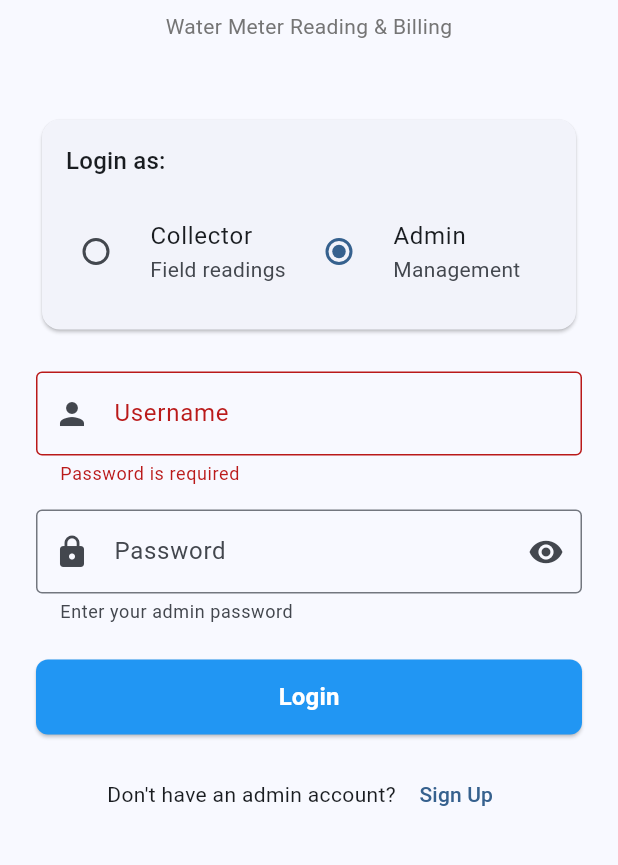
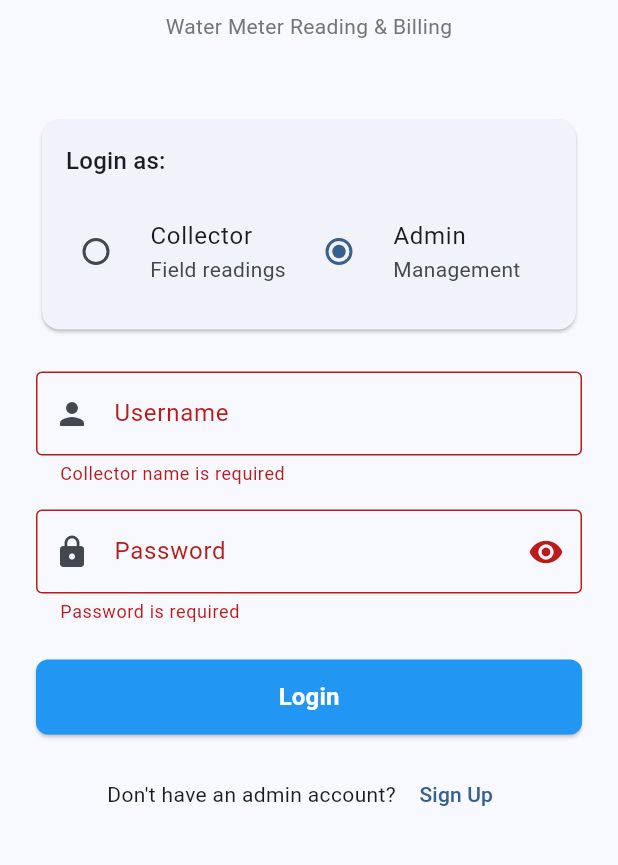
Before and after one commit to musyani-io/aquabill-app, a Flutter app: the screen it shows after launch, after a tap on "Login", after a tap on "Admin", on a phone screen of 412 x 824 dp, the part 305-1170 px from its top. Run offline on Flutter 3.47's test engine with Material 3 defaults, Android fonts, the phone set to English and light mode, and no system bars; our stand-ins replace connectivity_plus, device_info_plus, dio, flutter_secure_storage, sqflite, sqflite_common_ffi; missing offline and left inert: workmanager; accounts and stored records are empty; network calls fail.

Commit message:
fix: sqlite database initialization - login screen

```diff
--- a/mobile/lib/data/remote/auth_dtos.dart
+++ b/mobile/lib/data/remote/auth_dtos.dart
@@ -1,5 +1,3 @@
-import 'package:dio/dio.dart';
-
 /// DTO for admin registration request
 class AdminRegisterRequest {
   final String username;
@@ -36,15 +34,9 @@
   final String username;
   final String password;
 
-  AdminLoginRequest({
-    required this.username,
-    required this.password,
-  });
+  AdminLoginRequest({required this.username, required this.password});
 
-  Map<String, dynamic> toJson() => {
-    'username': username,
-    'password': password,
-  };
+  Map<String, dynamic> toJson() => {'username': username, 'password': password};
 }
 
 /// DTO for collector login request
@@ -53,9 +45,7 @@
 
   CollectorLoginRequest({required this.password});
 
-  Map<String, dynamic> toJson() => {
-    'password': password,
-  };
+  Map<String, dynamic> toJson() => {'password': password};
 }
 
 /// DTO for login response (admin or collector)
@@ -85,15 +75,9 @@
   final String name;
   final String password;
 
-  CollectorCreateRequest({
-    required this.name,
-    required this.password,
-  });
+  CollectorCreateRequest({required this.name, required this.password});
 
-  Map<String, dynamic> toJson() => {
-    'name': name,
-    'password': password,
-  };
+  Map<String, dynamic> toJson() => {'name': name, 'password': password};
 }
 
 /// DTO for collector response
@@ -124,10 +108,7 @@
   final int total;
   final List<CollectorResponse> collectors;
 
-  CollectorListResponse({
-    required this.total,
-    required this.collectors,
-  });
+  CollectorListResponse({required this.total, required this.collectors});
 
   factory CollectorListResponse.fromJson(Map<String, dynamic> json) =>
       CollectorListResponse(
--- a/mobile/lib/main.dart
+++ b/mobile/lib/main.dart
@@ -1,4 +1,6 @@
+import 'package:flutter/foundation.dart';
 import 'package:flutter/material.dart';
+import 'package:sqflite_common_ffi/sqflite_ffi.dart';
 
 import 'core/auth_service.dart';
 import 'data/local/daos/sync_queue_dao.dart';
@@ -11,6 +13,15 @@
 
 void main() async {
   WidgetsFlutterBinding.ensureInitialized();
+
+  // Initialize sqflite for desktop platforms (Linux, Windows, macOS)
+  if (!kIsWeb &&
+      (defaultTargetPlatform == TargetPlatform.linux ||
+          defaultTargetPlatform == TargetPlatform.windows ||
+          defaultTargetPlatform == TargetPlatform.macOS)) {
+    sqfliteFfiInit();
+    databaseFactory = databaseFactoryFfi;
+  }
 
   // Initialize background sync service
   await BackgroundSyncService().initialize();
@@ -67,11 +78,7 @@
   @override
   Widget build(BuildContext context) {
     if (_isLoading) {
-      return const Scaffold(
-        body: Center(
-          child: CircularProgressIndicator(),
-        ),
-      );
+      return const Scaffold(body: Center(child: CircularProgressIndicator()));
     }
 
     return _isLoggedIn ? const HomePage() : const LoginScreen();
@@ -89,6 +96,7 @@
   int _index = 0;
   int _pendingCount = 0;
   bool _isAdmin = false;
+  bool _isLoadingRole = true;
   final SyncQueueDao _syncQueueDao = SyncQueueDao();
 
   late List<Widget> _pages;
@@ -114,13 +122,10 @@
         ];
         _titles = const ['Capture', 'Admin', 'Conflicts', 'Settings'];
       } else {
-        _pages = const [
-          CaptureScreen(),
-          ConflictsScreen(),
-          SettingsScreen(),
-        ];
+        _pages = const [CaptureScreen(), ConflictsScreen(), SettingsScreen()];
         _titles = const ['Capture', 'Conflicts', 'Settings'];
       }
+      _isLoadingRole = false;
     });
   }
 
@@ -135,10 +140,8 @@
 
   @override
   Widget build(BuildContext context) {
-    if (_pages == null) {
-      return const Scaffold(
-        body: Center(child: CircularProgressIndicator()),
-      );
+    if (_isLoadingRole) {
+      return const Scaffold(body: Center(child: CircularProgressIndicator()));
     }
 
     return Scaffold(
--- a/mobile/lib/ui/login_screen.dart
+++ b/mobile/lib/ui/login_screen.dart
@@ -52,12 +52,15 @@
         );
         response = await authClient.loginAdmin(request);
       } else {
-        // Collector login - password only
-        // Note: In a real app, collector IDs would be fetched from a list first
-        // For now, this will fail if collector ID is not known
+        // Collector login - name and password
+        // First, we need to fetch collectors list to find the collector ID by name
+        // For now, show a helpful message
         ScaffoldMessenger.of(context).showSnackBar(
           const SnackBar(
-            content: Text('Collector login requires collector ID. Please contact your admin.'),
+            content: Text(
+              'Collector login coming soon. Please use admin account to manage collectors.',
+            ),
+            duration: Duration(seconds: 3),
           ),
         );
         setState(() => _loading = false);
@@ -76,9 +79,9 @@
       }
     } catch (e) {
       if (mounted) {
-        ScaffoldMessenger.of(context).showSnackBar(
-          SnackBar(content: Text('Login failed: $e')),
-        );
+        ScaffoldMessenger.of(
+          context,
+        ).showSnackBar(SnackBar(content: Text('Login failed: $e')));
       }
     } finally {
       if (mounted) {
@@ -101,11 +104,7 @@
                 crossAxisAlignment: CrossAxisAlignment.stretch,
                 children: [
                   // Logo/Title
-                  const Icon(
-                    Icons.water_drop,
-                    size: 80,
-                    color: Colors.blue,
-                  ),
+                  const Icon(Icons.water_drop, size: 80, color: Colors.blue),
                   const SizedBox(height: 16),
                   Text(
                     'AquaBill',
@@ -119,9 +118,9 @@
                   Text(
                     'Water Meter Reading & Billing',
                     textAlign: TextAlign.center,
-                    style: Theme.of(context).textTheme.bodyMedium?.copyWith(
-                          color: Colors.grey[600],
-                        ),
+                    style: Theme.of(
+                      context,
+                    ).textTheme.bodyMedium?.copyWith(color: Colors.grey[600]),
                   ),
                   const SizedBox(height: 48),
 
@@ -175,26 +174,30 @@
                   ),
                   const SizedBox(height: 24),
 
-                  // Username Field (only for admin)
-                  if (_selectedRole == UserRole.admin) ...[
+                  // Username/Name Field
                   TextFormField(
                     controller: _usernameController,
-                      decoration: const InputDecoration(
-                        labelText: 'Username',
-                        border: OutlineInputBorder(),
-                        prefixIcon: Icon(Icons.person),
+                    decoration: InputDecoration(
+                      labelText: _selectedRole == UserRole.admin
+                          ? 'Username'
+                          : 'Collector Name',
+                      border: const OutlineInputBorder(),
+                      prefixIcon: const Icon(Icons.person),
+                      helperText: _selectedRole == UserRole.collector
+                          ? 'Enter your name as assigned by admin'
+                          : null,
                     ),
                     validator: (value) {
-                        if (_selectedRole == UserRole.admin &&
-                            (value == null || value.trim().isEmpty)) {
-                          return 'Username is required';
+                      if (value == null || value.trim().isEmpty) {
+                        return _selectedRole == UserRole.admin
+                            ? 'Username is required'
+                            : 'Collector name is required';
                       }
                       return null;
                     },
                     textInputAction: TextInputAction.next,
                   ),
                   const SizedBox(height: 16),
-                  ],
 
                   // Password Field
                   TextFormField(
@@ -295,9 +298,9 @@
                     Text(
                       'Contact your administrator if you forgot your password',
                       textAlign: TextAlign.center,
-                      style: Theme.of(context).textTheme.bodySmall?.copyWith(
-                            color: Colors.grey[600],
-                          ),
+                      style: Theme.of(
+                        context,
+                      ).textTheme.bodySmall?.copyWith(color: Colors.grey[600]),
                     ),
                 ],
               ),
--- a/mobile/pubspec.yaml
+++ b/mobile/pubspec.yaml
@@ -2,7 +2,7 @@
 description: "A new Flutter project."
 # The following line prevents the package from being accidentally published to
 # pub.dev using `flutter pub publish`. This is preferred for private packages.
-publish_to: 'none' # Remove this line if you wish to publish to pub.dev
+publish_to: "none" # Remove this line if you wish to publish to pub.dev
 
 # The following defines the version and build number for your application.
 # A version number is three numbers separated by dots, like 1.2.43
@@ -39,6 +39,7 @@
   flutter_secure_storage: ^10.0.0
   path_provider: ^2.1.5
   sqflite: ^2.4.2
+  sqflite_common_ffi: ^2.3.0
   json_annotation: ^4.9.0
   dio: ^5.9.0
   workmanager: ^0.9.0+3
@@ -59,7 +60,6 @@
 
 # The following section is specific to Flutter packages.
 flutter:
-
   # The following line ensures that the Material Icons font is
   # included with your application, so that you can use the icons in
   # the material Icons class.
```
Also changed, not shown: mobile/lib/core/error_handler.dart (+24 -39 lines), mobile/lib/data/remote/auth_api_client.dart (+73 -58 lines), mobile/lib/ui/signup_screen.dart (+46 -23 lines), mobile/pubspec.lock. Lines whose indentation alone changed are shown as unchanged.
